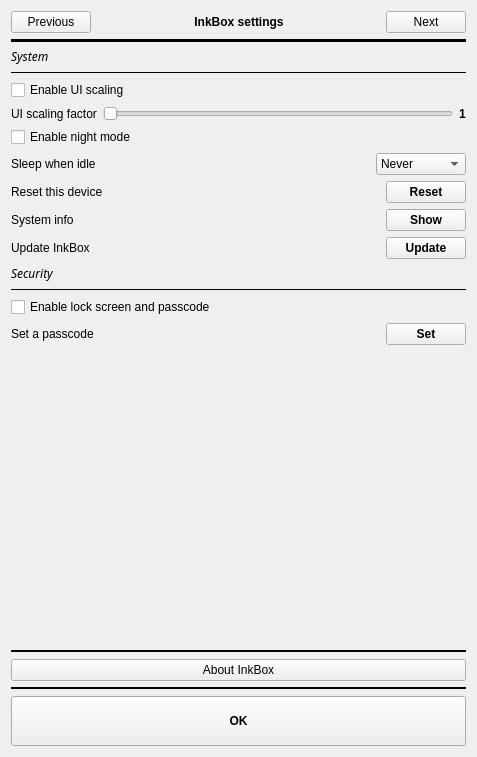
Before: the Qt Designer form settings.ui in Quill-OS/quill, drawn with Qt 5.
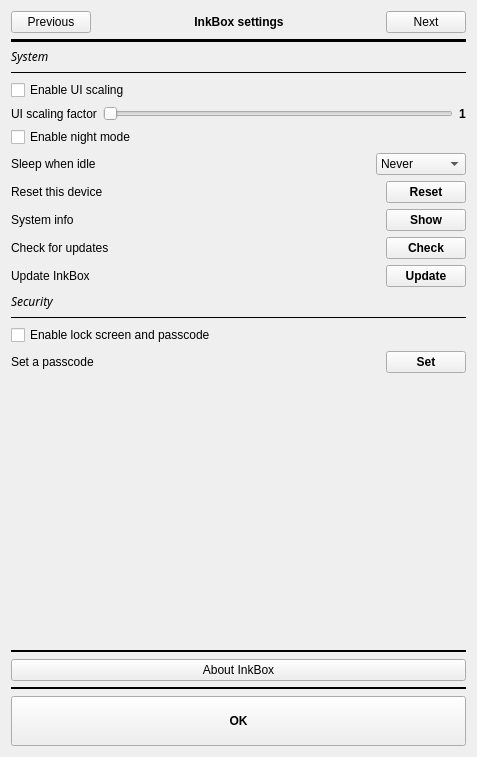
After: the same form once the commit is applied. The open tabs and pages were chosen to show the change.

```diff
--- a/settings.ui
+++ b/settings.ui
@@ -48,8 +48,8 @@
          <rect>
           <x>0</x>
           <y>0</y>
-          <width>560</width>
-          <height>818</height>
+          <width>463</width>
+          <height>556</height>
          </rect>
         </property>
         <layout class="QVBoxLayout" name="verticalLayout_4">
@@ -893,6 +893,46 @@
                  </item>
                 </layout>
                </item>
+               <item row="14" column="0">
+                <layout class="QGridLayout" name="checkOtaUpdateGridLayout">
+                 <property name="bottomMargin">
+                  <number>0</number>
+                 </property>
+                 <item row="0" column="0">
+                  <widget class="QLabel" name="checkOtaUpdateLabel">
+                   <property name="text">
+                    <string>Check for updates</string>
+                   </property>
+                  </widget>
+                 </item>
+                 <item row="0" column="1">
+                  <spacer name="horizontalSpacer_13">
+                   <property name="orientation">
+                    <enum>Qt::Horizontal</enum>
+                   </property>
+                   <property name="sizeHint" stdset="0">
+                    <size>
+                     <width>40</width>
+                     <height>20</height>
+                    </size>
+                   </property>
+                  </spacer>
+                 </item>
+                 <item row="0" column="2">
+                  <widget class="QPushButton" name="checkOtaUpdateBtn">
+                   <property name="font">
+                    <font>
+                     <weight>75</weight>
+                     <bold>true</bold>
+                    </font>
+                   </property>
+                   <property name="text">
+                    <string>Check</string>
+                   </property>
+                  </widget>
+                 </item>
+                </layout>
+               </item>
               </layout>
              </item>
             </layout>
```
